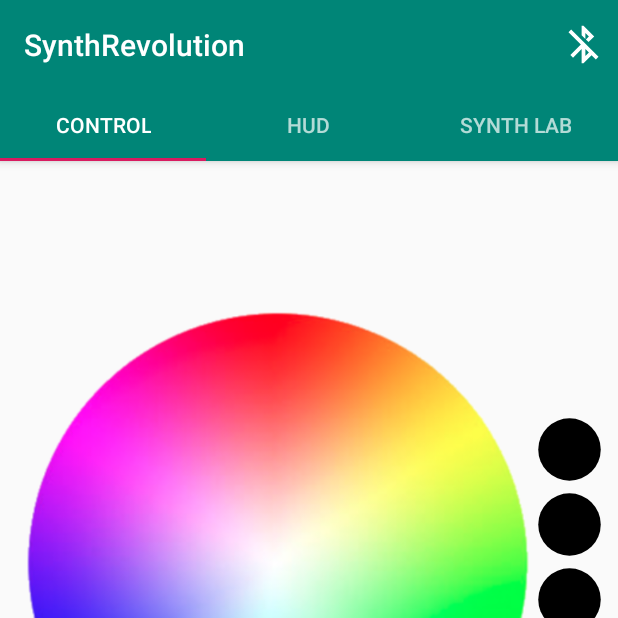
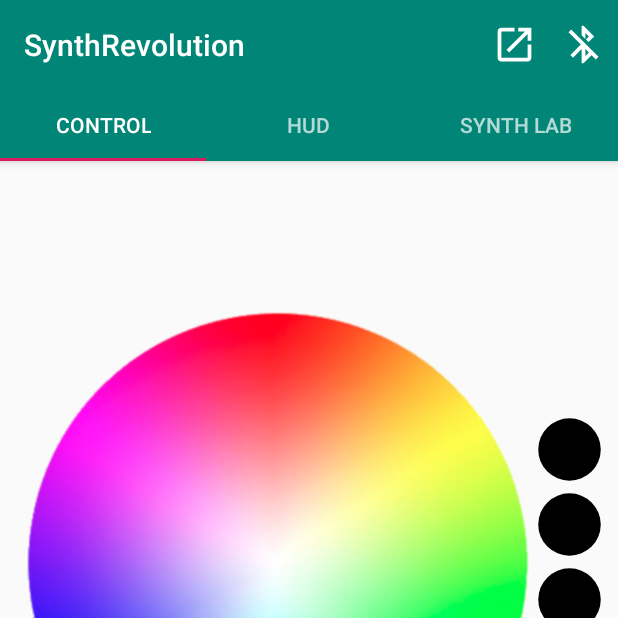
Before and after one commit to RatPlushie/SynthRevolution, an Android app: the screen it shows after launch (MainActivity), after a tap on an icon or button, on a phone screen of 412 x 824 dp, the top half of it. Run offline under Robolectric (Android 15) with nearby library versions, the phone set to English and light mode, and no system bars.

Commit message:
SendtoVisor Button created
Due to the transfer speed of the bluetooth module and the processing, it was better to add a universal "Upload to visor" button which will process the entire app's config to send to the device. Current Dialog box is a WIP, but currently does send to the device.

There seems to be an issue on appearance of the upload dialog box that the first button press of "upload" will not function:

"W/InputEventReceiver: Attempted to finish an input event but the input input event receiver has already been disposed"

```diff
--- a/Android App/app/build.gradle
+++ b/Android App/app/build.gradle
@@ -10,6 +10,7 @@ android {
         versionCode 1
         versionName "1.0"
         testInstrumentationRunner "androidx.test.runner.AndroidJUnitRunner"
+        vectorDrawables.useSupportLibrary = true;
     }
     buildTypes {
         release {
--- a/Android App/app/src/main/java/com/ratbox/synthrevolution/MainActivity.java
+++ b/Android App/app/src/main/java/com/ratbox/synthrevolution/MainActivity.java
@@ -5,7 +5,9 @@ import android.content.DialogInterface;
 import android.os.Bundle;
 import android.util.Log;
 import android.view.View;
+import android.widget.Button;
 import android.widget.ImageButton;
+import android.widget.TextView;
 import android.widget.Toast;
 
 import com.google.android.material.tabs.TabLayout;
@@ -18,14 +20,24 @@ import androidx.appcompat.app.AppCompatActivity;
 import com.ratbox.synthrevolution.ui.main.BluetoothManager;
 import com.ratbox.synthrevolution.ui.main.BluetoothRecyclerViewAdapter;
 import com.ratbox.synthrevolution.ui.main.SectionsPagerAdapter;
+import com.ratbox.synthrevolution.ui.main.SynthVisor;
 
 public class MainActivity extends AppCompatActivity {
 
-    public static BluetoothManager bluetoothManager = new BluetoothManager();
+    public static BluetoothManager  bluetoothManager = new BluetoothManager();
+    public static SynthVisor        synthVisor = new SynthVisor();
 
     private RecyclerView        bluetoothRecyclerView;
-    private Dialog              mDialog;
-    private ImageButton         btnBluetooth;
+
+    private Dialog              bluetoothDialog;
+    private Dialog              uploadDialog;
+
+    private ImageButton         btnBluetoothDialog;
+
+    private Button              btnSendtoVisor;
+
+    private TextView            uploadStatus;
+
     private boolean             connectionEstablished;
 
 
@@ -39,55 +51,19 @@ public class MainActivity extends AppCompatActivity {
         TabLayout tabs = findViewById(R.id.tabs);
         tabs.setupWithViewPager(viewPager);
 
-
-        // Creating the bluetooth pop up dialog box
-        mDialog = new Dialog(this);
+        // Initialising dialogues
+        bluetoothDialog = new Dialog(this);
+        uploadDialog    = new Dialog(this);
     }
-
-    /* TODO - Resume Bluetooth Connection onResume()
-    @Override
-    protected void onResume() {
-        super.onResume();
-
-        // Checking if the onResume of the app the bluetooth socket is still connected
-        try {
-            connectionEstablished = bluetoothManager.bluetoothSocket.isConnected();
-            connectionEstablished = true;
-
-        } catch (Exception BluetoothSocketNotInitialised){
-            Log.e("ConnectBluetooth", "Could not connect to device");
-            connectionEstablished = false;
-        }
-
-        if (connectionEstablished){ // If it is still connected, continue to display the connected icon
-            btnBluetooth.setImageResource(R.drawable.ic_bluetooth_connected);
-
-        } else { // if it is not connected, try to connect. if not possible, display the disconnected icon
-            try {
-                bluetoothManager.connect();
-                connectionEstablished = true;
-            } catch (Exception EstablishConnectionFailure){
-                Log.e("ConnectBluetooth", "Could not connect to device");
-                connectionEstablished = false;
-            }
-
-            if (connectionEstablished){
-                btnBluetooth.setImageResource(R.drawable.ic_bluetooth_connected);
-            } else {
-                btnBluetooth.setImageResource(R.drawable.ic_bluetooth_disconnected);
-            }
-        }
-    }
-    */
 
 
     // Bluetooth device selector dialog box
-    public void ShowPopup(View v){
+    public void ShowBluetoothPopup(View v){
 
         // Attaching to views
-        btnBluetooth = v.findViewById(R.id.bluetoothButton);
-        mDialog.setContentView(R.layout.bluetooth_popout);
-        bluetoothRecyclerView = mDialog.findViewById(R.id.bluetoothRecyclerView);
+        btnBluetoothDialog = v.findViewById(R.id.bluetoothButton);
+        bluetoothDialog.setContentView(R.layout.bluetooth_popout);
+        bluetoothRecyclerView = bluetoothDialog.findViewById(R.id.bluetoothRecyclerView);
 
         // Creating the bluetoothDevice array
         if (bluetoothManager.pairedDevices.size() > 0){
@@ -97,12 +73,12 @@ public class MainActivity extends AppCompatActivity {
             bluetoothRecyclerView.setAdapter(adapter);
             bluetoothRecyclerView.setLayoutManager(new LinearLayoutManager(this));
 
-            // Displaying the popup dialog box
-            mDialog.show();
+            // Displaying the popout dialog box
+            bluetoothDialog.show();
             Log.d("Bluetooth pop-up box", "Displayed");
 
             // onDismissListener for the bluetoothPopUp to change the bluetooth button icon if bluetooth is connected
-            mDialog.setOnDismissListener(new DialogInterface.OnDismissListener() {
+            bluetoothDialog.setOnDismissListener(new DialogInterface.OnDismissListener() {
                 @Override
                 public void onDismiss(DialogInterface dialog) {
 
@@ -113,9 +89,9 @@ public class MainActivity extends AppCompatActivity {
                     }
 
                     if (connectionEstablished){
-                        btnBluetooth.setImageResource(R.drawable.ic_bluetooth_connected);
+                        btnBluetoothDialog.setImageResource(R.drawable.ic_bluetooth_connected);
                     } else {
-                        btnBluetooth.setImageResource(R.drawable.ic_bluetooth_disconnected);
+                        btnBluetoothDialog.setImageResource(R.drawable.ic_bluetooth_disconnected);
                     }
                 }
             });
@@ -124,4 +100,42 @@ public class MainActivity extends AppCompatActivity {
             Toast.makeText(this, "Please pair your SynthVisor in your device's bluetooth settings", Toast.LENGTH_LONG).show();
         }
     }
+
+
+    // Upload dialog box
+    public void ShowUploadPopup(View view){
+
+        // Attaching to views
+        uploadDialog.setContentView(R.layout.upload_popout);
+
+        // Displaying the popout dialog box for uploading
+        uploadDialog.show();
+    }
+
+
+    // Send to synthVisor button behaviour
+    public void SendToSynthVisor(View view){
+
+        // Attaching to views
+        btnSendtoVisor  = view.findViewById(R.id.uploadToVisorButton);
+        uploadStatus    = view.findViewById(R.id.uploadStatusTextView);
+
+        btnSendtoVisor.setOnClickListener(new View.OnClickListener() {
+            @Override
+            public void onClick(View v) {
+
+                try {
+                    // Sending the updated values to the synthVisor
+                    bluetoothManager.sendSynthVisor(synthVisor.RGB_Red, synthVisor.RGB_Green, synthVisor.RGB_Blue, synthVisor.LED_Brightness, synthVisor.blinkRate);
+                    Log.d("Write Synth Visor", "Sent");
+
+
+                    // TODO - add upload status text view for user feedback
+
+                } catch (Exception noVisorPresent){
+                    Log.e("Bluetooth Connected", "False");
+                }
+            }
+        });
+    }
 }
--- /dev/null
+++ b/Android App/app/src/main/res/drawable/ic_upload.xml
@@ -0,0 +1,5 @@
+<vector android:height="30dp" android:tint="#FFFFFF"
+    android:viewportHeight="24.0" android:viewportWidth="24.0"
+    android:width="30dp" xmlns:android="http://schemas.android.com/apk/res/android">
+    <path android:fillColor="#FF000000" android:pathData="M19,19H5V5h7V3H5c-1.11,0 -2,0.9 -2,2v14c0,1.1 0.89,2 2,2h14c1.1,0 2,-0.9 2,-2v-7h-2v7zM14,3v2h3.59l-9.83,9.83 1.41,1.41L19,6.41V10h2V3h-7z"/>
+</vector>
--- a/Android App/app/src/main/res/layout/activity_main.xml
+++ b/Android App/app/src/main/res/layout/activity_main.xml
@@ -35,11 +35,24 @@
                 android:layout_marginEnd="8dp"
                 android:layout_marginRight="8dp"
                 android:background="@android:color/transparent"
-                android:onClick="ShowPopup"
+                android:onClick="ShowBluetoothPopup"
                 android:src="@drawable/ic_bluetooth_disconnected"
                 app:layout_constraintBottom_toBottomOf="@+id/title"
                 app:layout_constraintEnd_toEndOf="parent"
                 app:layout_constraintTop_toTopOf="@+id/title" />
+
+            <ImageButton
+                android:id="@+id/uploadButton"
+                android:layout_width="wrap_content"
+                android:layout_height="0dp"
+                android:layout_marginEnd="16dp"
+                android:layout_marginRight="16dp"
+                android:background="@android:color/transparent"
+                android:onClick="ShowUploadPopup"
+                app:layout_constraintBottom_toBottomOf="@+id/bluetoothButton"
+                app:layout_constraintEnd_toStartOf="@+id/bluetoothButton"
+                app:layout_constraintTop_toTopOf="@+id/bluetoothButton"
+                app:srcCompat="@drawable/ic_upload" />
 
         </androidx.constraintlayout.widget.ConstraintLayout>
 
--- a/Android App/app/src/main/res/values/strings.xml
+++ b/Android App/app/src/main/res/values/strings.xml
@@ -13,6 +13,7 @@
     <string name="bluetooth_devices">Bluetooth Devices</string>
     <string name="bluetooth_prompt">Please select your device:</string>
     <string name="bluetooth_instructions">If you cannot find your device, first pair it in your Android\'s Bluetooth settings</string>
+    <string name="upload_title">Upload</string>
 
 
 </resources>
```
Also changed, not shown: Android App/app/src/main/java/com/ratbox/synthrevolution/synthTab1.java (+1 -60 lines), Android App/app/src/main/res/layout/upload_popout.xml (added, +44 -0 lines), 1 other file.
